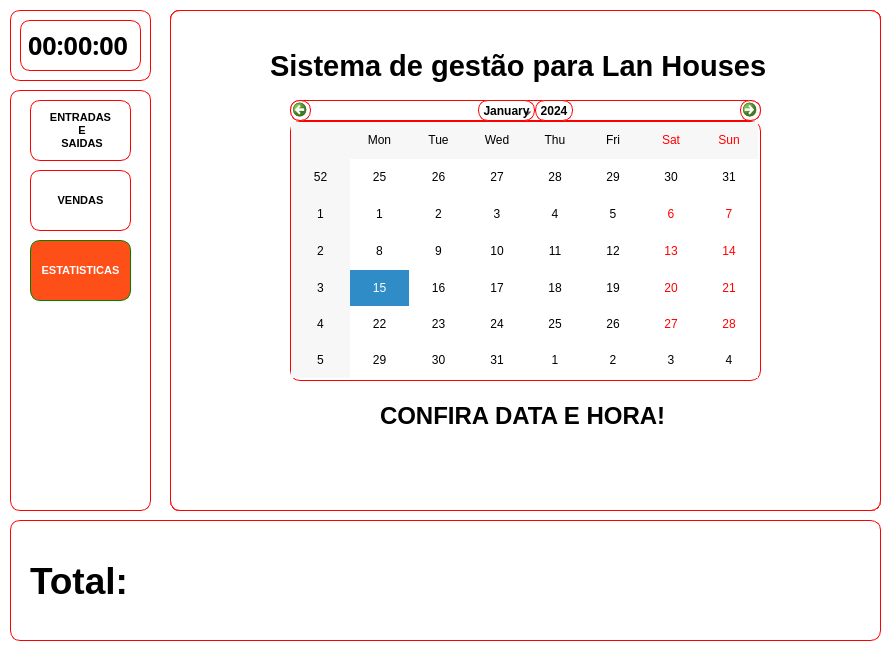
Old version of the form view/telaSistema.ui in the repository WalterSilva5/gestao-de-lan-house.
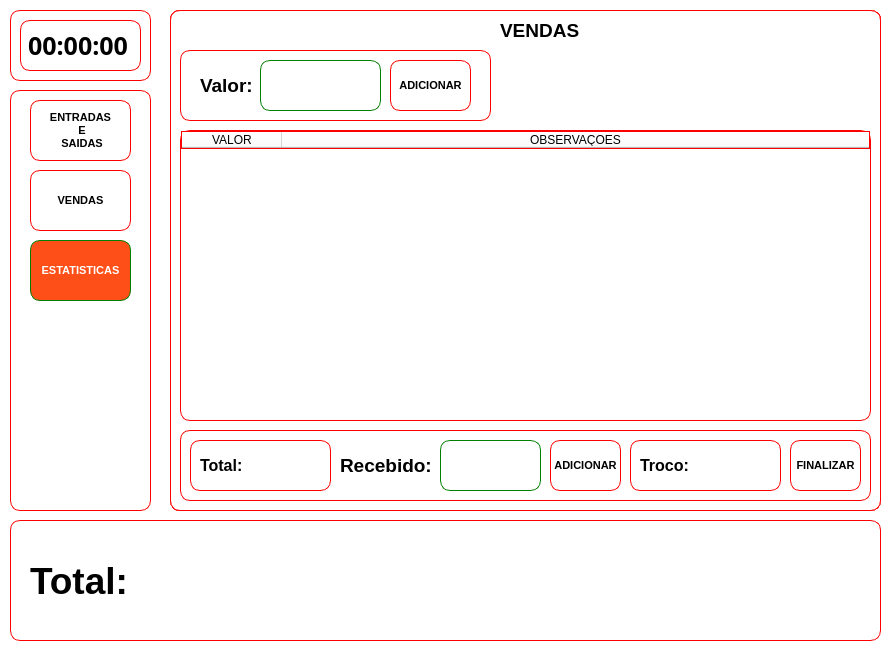
New version of the form.

Commit message: correção nas entradas de texto

The edit to the form file:
```diff
--- a/view/telaSistema.ui
+++ b/view/telaSistema.ui
@@ -766,26 +766,6 @@
        <string>Valor:</string>
       </property>
      </widget>
-     <widget class="QPlainTextEdit" name="entradaValorVenda">
-      <property name="geometry">
-       <rect>
-        <x>80</x>
-        <y>10</y>
-        <width>121</width>
-        <height>51</height>
-       </rect>
-      </property>
-      <property name="font">
-       <font>
-        <pointsize>22</pointsize>
-        <weight>75</weight>
-        <bold>true</bold>
-       </font>
-      </property>
-      <property name="styleSheet">
-       <string notr="true">border: 1px solid green;</string>
-      </property>
-     </widget>
      <widget class="QPushButton" name="buttonConfirmarEntradaVenda">
       <property name="geometry">
        <rect>
@@ -815,6 +795,29 @@
        <string>ADICIONAR</string>
       </property>
      </widget>
+     <widget class="QLineEdit" name="entradaValorVenda">
+      <property name="geometry">
+       <rect>
+        <x>80</x>
+        <y>10</y>
+        <width>121</width>
+        <height>51</height>
+       </rect>
+      </property>
+      <property name="font">
+       <font>
+        <pointsize>22</pointsize>
+        <weight>75</weight>
+        <bold>true</bold>
+       </font>
+      </property>
+      <property name="styleSheet">
+       <string notr="true">border: 1px solid green;</string>
+      </property>
+      <property name="text">
+       <string/>
+      </property>
+     </widget>
     </widget>
     <widget class="QFrame" name="formFinalizarVenda">
      <property name="geometry">
@@ -854,29 +857,6 @@
        <string>Recebido:</string>
       </property>
      </widget>
-     <widget class="QPlainTextEdit" name="entradaValorRecebidoVenda">
-      <property name="geometry">
-       <rect>
-        <x>260</x>
-        <y>10</y>
-        <width>101</width>
-        <height>51</height>
-       </rect>
-      </property>
-      <property name="font">
-       <font>
-        <pointsize>20</pointsize>
-        <weight>75</weight>
-        <bold>true</bold>
-       </font>
-      </property>
-      <property name="styleSheet">
-       <string notr="true">border: 1px solid green;</string>
-      </property>
-      <property name="plainText">
-       <string/>
-      </property>
-     </widget>
      <widget class="QPushButton" name="buttonAdicionarValorRecebidoVenda">
       <property name="geometry">
        <rect>
@@ -1013,6 +993,29 @@
        <string>FINALIZAR</string>
       </property>
      </widget>
+     <widget class="QLineEdit" name="entradaValorVenda_2">
+      <property name="geometry">
+       <rect>
+        <x>260</x>
+        <y>10</y>
+        <width>101</width>
+        <height>51</height>
+       </rect>
+      </property>
+      <property name="font">
+       <font>
+        <pointsize>22</pointsize>
+        <weight>75</weight>
+        <bold>true</bold>
+       </font>
+      </property>
+      <property name="styleSheet">
+       <string notr="true">border: 1px solid green;</string>
+      </property>
+      <property name="text">
+       <string/>
+      </property>
+     </widget>
     </widget>
     <widget class="QLabel" name="labelTituloVendas">
      <property name="geometry">
@@ -1220,9 +1223,9 @@
    <zorder>frameBotoesLaterais</zorder>
    <zorder>frameResumoDia</zorder>
    <zorder>frameEstatisticas</zorder>
-   <zorder>frameVendas</zorder>
    <zorder>frameEntradasESaidas</zorder>
    <zorder>frameInicial</zorder>
+   <zorder>frameVendas</zorder>
   </widget>
  </widget>
  <resources>
```
The commit also changes 1 other file.
